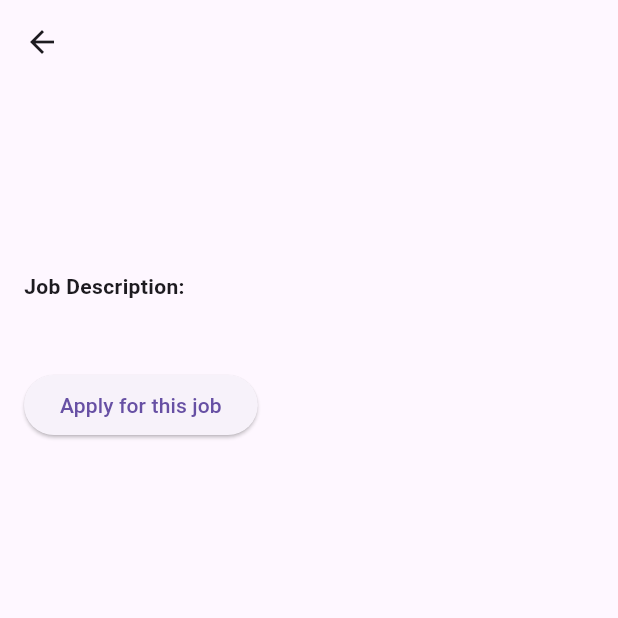
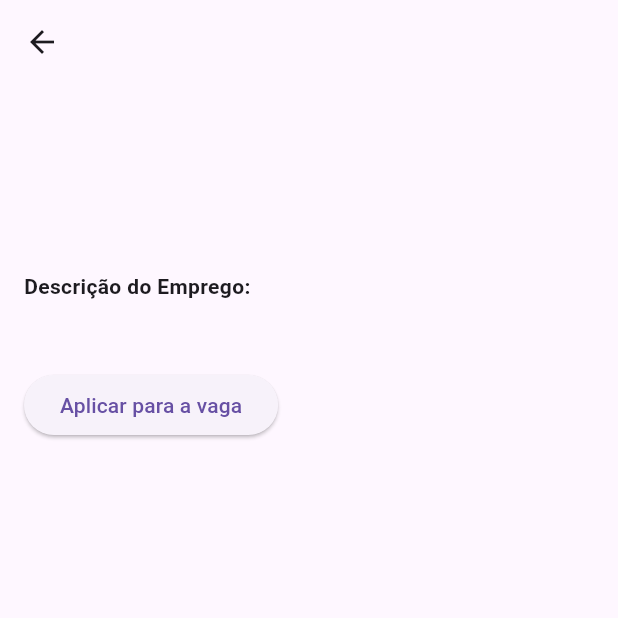
Before and after one commit to andersonlmarchi/job-finder, a Flutter app: the JobDetailsScreen screen opened directly with empty values, on a phone screen of 412 x 824 dp, the top half of it. Run offline on Flutter 3.47's test engine with Material 3 defaults, Android fonts, the phone set to English and light mode, and no system bars; our stand-ins replace flutter_dotenv, flutter_svg; network calls fail.

Commit message:
fix descriptions

```diff
--- a/app/lib/screens/job_details_screen.dart
+++ b/app/lib/screens/job_details_screen.dart
@@ -37,11 +37,11 @@ class JobDetailsScreen extends StatelessWidget {
             ),
             const SizedBox(height: 16),
             const Text(
-              'Job Description:',
+              'Descrição do Emprego:',
               style: TextStyle(fontWeight: FontWeight.bold),
             ),
             const SizedBox(height: 8),
-            Text(job.description ?? 'No description available.'),
+            Text(job.description ?? 'Descrição indisponível.'),
             const SizedBox(height: 16),
             ElevatedButton(
               onPressed: () {
@@ -50,7 +50,7 @@ class JobDetailsScreen extends StatelessWidget {
                   const SnackBar(content: Text('Application submitted!')),
                 );
               },
-              child: const Text('Apply for this job'),
+              child: const Text('Aplicar para a vaga'),
             ),
           ],
         ),
```
